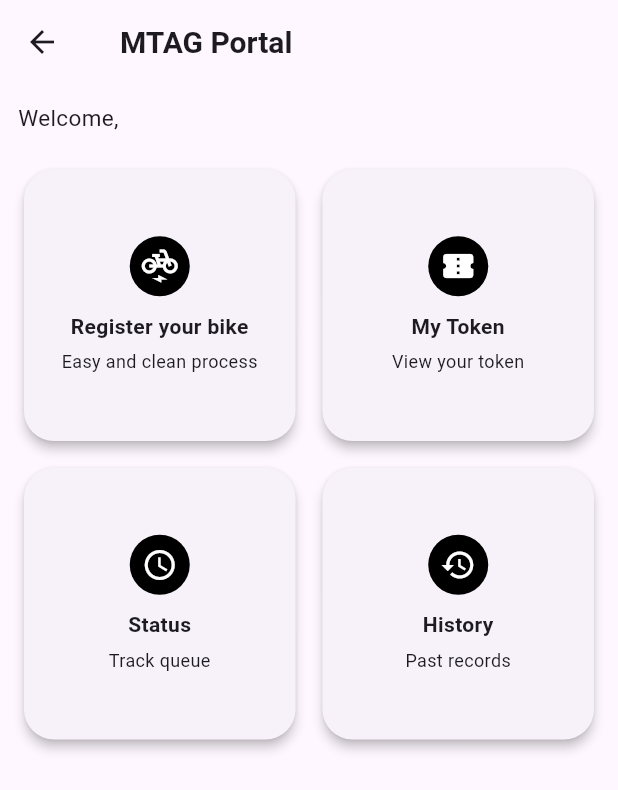
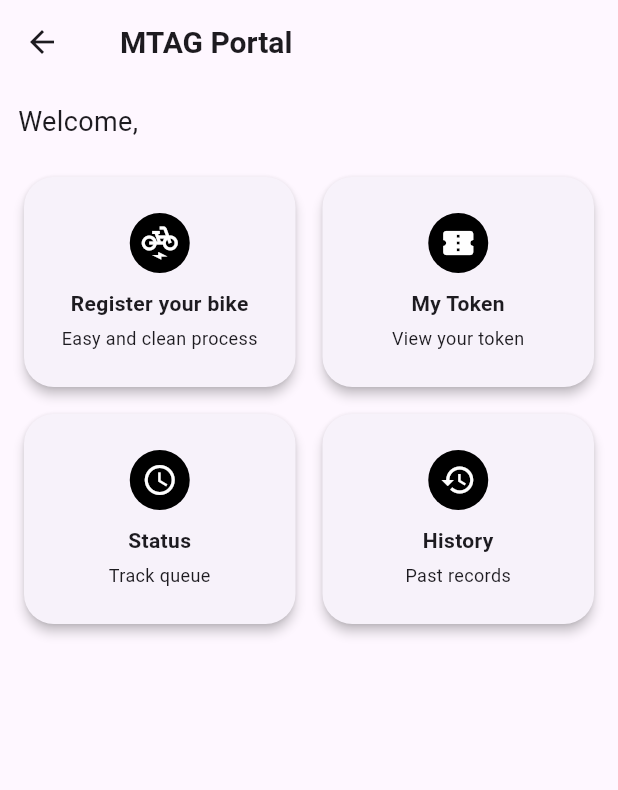
Before and after one commit to hasanat-ahmad/MTAG-Queue-Skipper, a Flutter app: the HomeScreen screen opened by its route, on a phone screen of 412 x 824 dp. Shown: the top 790 px of the screen. Run offline on Flutter 3.47's test engine with Material 3 defaults, Android fonts, the phone set to English and light mode, and no system bars; our stand-ins replace mask_text_input_formatter.

Commit message:
fix: ui changed

```diff
--- a/lib/screens/home_screen.dart
+++ b/lib/screens/home_screen.dart
@@ -19,7 +19,7 @@ class HomeScreen extends StatelessWidget {
         shape: RoundedRectangleBorder(borderRadius: BorderRadius.circular(20)),
         elevation: 3,
         child: SizedBox(
-          height: 140, // ✅ Equal height
+          height: 140, // ✅ Equal height for all cards
           child: Padding(
             padding: const EdgeInsets.all(12),
             child: Column(
@@ -50,6 +50,16 @@ class HomeScreen extends StatelessWidget {
     );
   }
 
+  Widget buildRow(Widget left, Widget right) {
+    return Row(
+      children: [
+        Expanded(child: left),
+        const SizedBox(width: 10),
+        Expanded(child: right),
+      ],
+    );
+  }
+
   @override
   Widget build(BuildContext context) {
     final userProvider = Provider.of<UserProvider>(context);
@@ -75,18 +85,12 @@ class HomeScreen extends StatelessWidget {
           children: [
             Text(
               "Welcome, ${userProvider.name}",
-              style: const TextStyle(fontSize: 15),
+              style: const TextStyle(fontSize: 18),
             ),
             const SizedBox(height: 20),
 
-            // ✅ Grid starts here
-            Expanded(
-              child: GridView.count(
-                crossAxisCount: 2,
-                crossAxisSpacing: 10,
-                mainAxisSpacing: 10,
-                childAspectRatio: 1, // ✅ keeps width & height balanced
-                children: [
+            // ✅ Row 1
+            buildRow(
               buildCard(
                 "Register your bike",
                 "Easy and clean process",
@@ -99,20 +103,14 @@ class HomeScreen extends StatelessWidget {
                 Icons.confirmation_number,
                 () {},
               ),
-                  buildCard(
-                    "Status",
-                    "Track queue",
-                    Icons.access_time,
-                    () {},
             ),
-                  buildCard(
-                    "History",
-                    "Past records",
-                    Icons.history,
-                    () {},
-                  ),
-                ],
-              ),
+
+            const SizedBox(height: 10),
+
+            // ✅ Row 2
+            buildRow(
+              buildCard("Status", "Track queue", Icons.access_time, () {}),
+              buildCard("History", "Past records", Icons.history, () {}),
             ),
           ],
         ),
```
Lines whose indentation alone changed are shown as unchanged.
